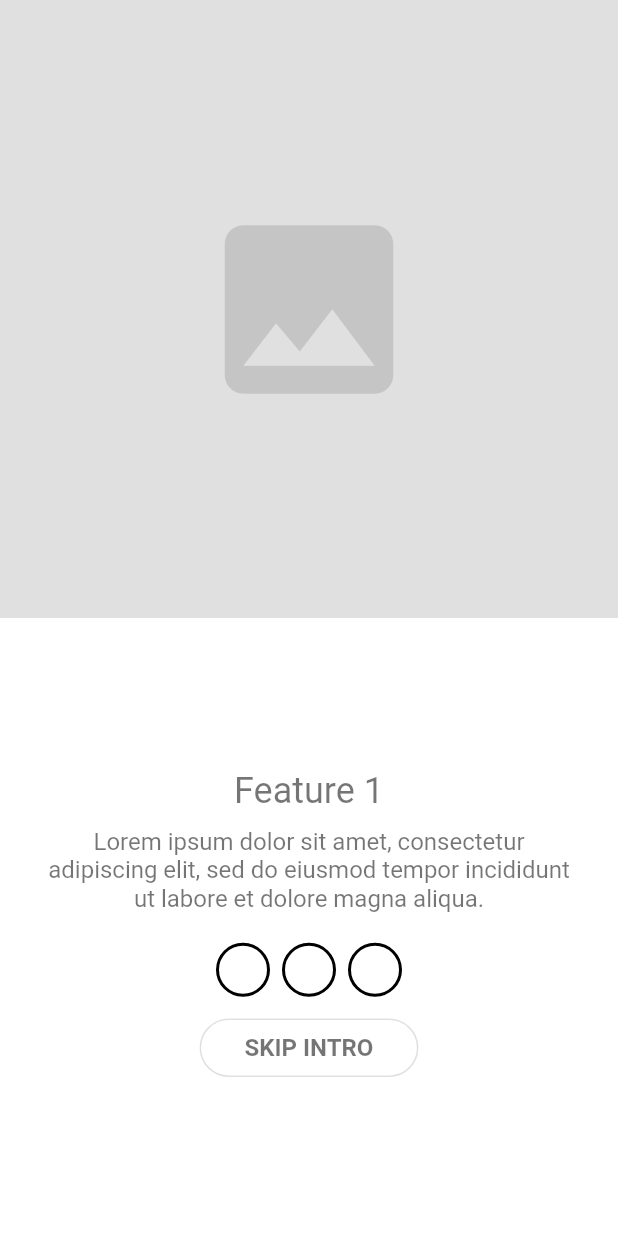
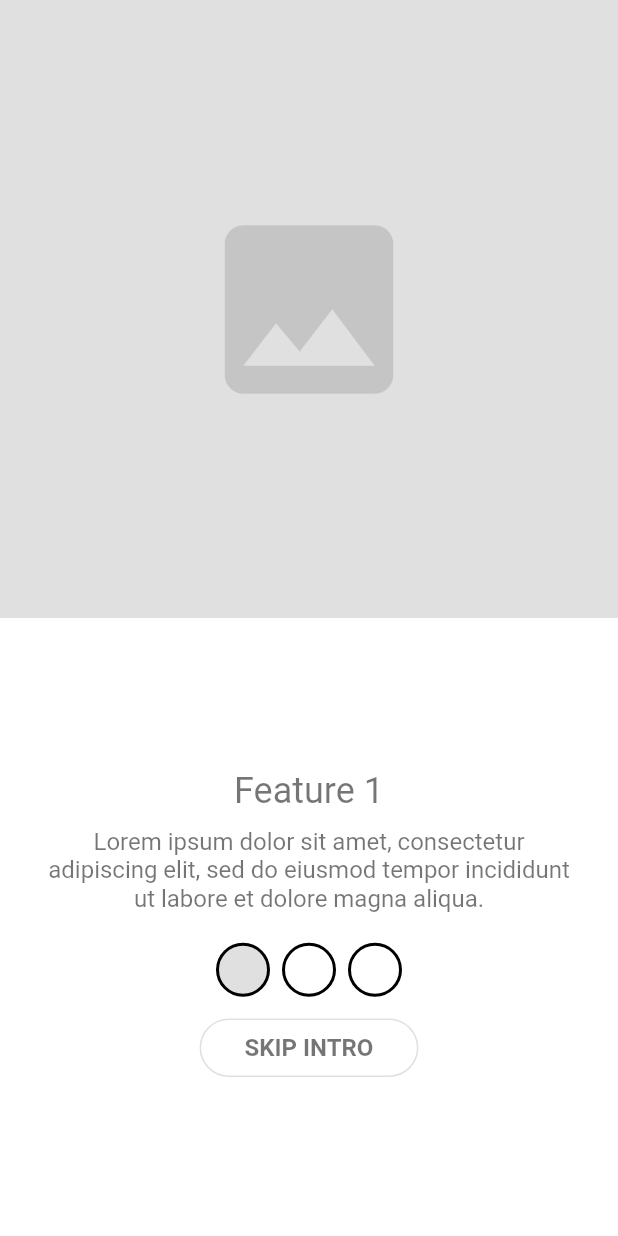
Before and after one commit to andyogaga/flutter-learn, a Flutter app: the screen it shows after launch, on a phone screen of 412 x 824 dp. Run offline on Flutter 3.47's test engine with Material 2 defaults, Android fonts, the phone set to English and light mode, and no system bars.

Commit message:
starting navigation

```diff
--- a/lib/main.dart
+++ b/lib/main.dart
@@ -29,35 +29,45 @@ class MyApp extends StatelessWidget {
         // closer together (more dense) than on mobile platforms.
         visualDensity: VisualDensity.adaptivePlatformDensity,
       ),
-      home: MyHomePage(title: 'Flutter Demo Home Page'),
+      home: Scaffold(
+        body: OnboardingScreen(),
+      ),
     );
   }
 }
 
-class MyHomePage extends StatefulWidget {
-  MyHomePage({Key key, this.title}) : super(key: key);
+var featureList = [
+  {
+    'title': 'Feature 1',
+    'description':
+        'Lorem ipsum dolor sit amet, consectetur adipiscing elit, sed do eiusmod tempor incididunt ut labore et dolore magna aliqua.',
+    'image': 'lajldsjlfds'
+  },
+  {
+    'title': 'Feature 2',
+    'description':
+        'Lorem ipsum dolor sit amet, consectetur adipiscing elit, sed do eiusmod tempor incididunt ut labore et dolore magna aliqua.',
+    'image': 'lajldsjlfds'
+  },
+  {
+    'title': 'Feature 3',
+    'description':
+        'Lorem ipsum dolor sit amet, consectetur adipiscing elit, sed do eiusmod tempor incididunt ut labore et dolore magna aliqua.',
+    'image': 'lajldsjlfds'
+  },
+];
 
-  // This widget is the home page of your application. It is stateful, meaning
-  // that it has a State object (defined below) that contains fields that affect
-  // how it looks.
-
-  // This class is the configuration for the state. It holds the values (in this
-  // case the title) provided by the parent (in this case the App widget) and
-  // used by the build method of the State. Fields in a Widget subclass are
-  // always marked "final".
-
-  final String title;
-
+class OnboardingScreen extends StatefulWidget {
   @override
-  _MyHomePageState createState() => _MyHomePageState();
+  OnboardingScreenState createState() => OnboardingScreenState();
 }
 
-class _MyHomePageState extends State<MyHomePage> {
-  int _counter = 6;
+class OnboardingScreenState extends State<OnboardingScreen> {
+  int _featureIndex = 0;
 
-  void _incrementCounter() {
+  void _setPosition(int position) {
     setState(() {
-      _counter++;
+      _featureIndex = position;
     });
   }
 
@@ -83,7 +93,7 @@ class _MyHomePageState extends State<MyHomePage> {
                   child: Column(
                     children: <Widget>[
                       CustomText(
-                        'Feature 1',
+                        featureList[_featureIndex]['title'],
                         fontSize: 24,
                       ),
                       Padding(
@@ -92,7 +102,7 @@ class _MyHomePageState extends State<MyHomePage> {
                           horizontal: 15,
                         ),
                         child: CustomText(
-                          'Lorem ipsum dolor sit amet, consectetur adipiscing elit, sed do eiusmod tempor incididunt ut labore et dolore magna aliqua.',
+                          featureList[_featureIndex]['description'],
                           fontSize: 16,
                           textAlign: TextAlign.center,
                         ),
@@ -102,16 +112,20 @@ class _MyHomePageState extends State<MyHomePage> {
                         child: Row(
                           mainAxisAlignment: MainAxisAlignment.center,
                           crossAxisAlignment: CrossAxisAlignment.center,
-                          children: <Widget>[
-                            Circle(),
-                            Circle(),
-                            Circle(),
-                          ],
+                          children: featureList.asMap().entries.map((feature) {
+                            return Circle(
+                                filled: feature.key == _featureIndex,
+                                setPosition: () {
+                                  _setPosition(feature.key);
+                                });
+                          }).toList(),
                         ),
                       ),
                       OutlineButton(
                         child: CustomText(
-                          'SKIP INTRO',
+                          _featureIndex == featureList.length - 1
+                              ? 'CONTINUE'
+                              : 'SKIP INTRO',
                           fontWeight: FontWeight.bold,
                         ),
                         onPressed: null,
--- a/lib/widgets/PaintedCircle.dart
+++ b/lib/widgets/PaintedCircle.dart
@@ -1,25 +1,31 @@
 import 'package:flutter/material.dart';
 
-class Circle extends StatefulWidget {
-  @override
-  _CircleState createState() => _CircleState();
-}
+class Circle extends StatelessWidget {
+  const Circle({
+    Key key,
+    this.filled = false,
+    this.setPosition,
+  }) : super(key: key);
 
-class _CircleState extends State<Circle> {
+  final bool filled;
+  final Function setPosition;
   @override
   Widget build(BuildContext context) {
     return Padding(
         padding: EdgeInsets.symmetric(horizontal: 4),
-      child: Container(
+        child: InkWell(
+          child: new Container(
             height: 36,
             width: 36,
             decoration: BoxDecoration(
                 borderRadius: BorderRadius.circular(18),
+                color: filled ? Colors.black12 : Colors.transparent,
                 border: Border.all(
                     width: 2.0,
                     style: BorderStyle.solid,
                     color: const Color(0xFF000000))),
           ),
-    );
+          onTap: setPosition,
+        ));
   }
 }
```
Also changed, not shown: lib/screens/login/login.dart (added), lib/screens/signup/signup.dart (added). Lines whose indentation alone changed are shown as unchanged.
